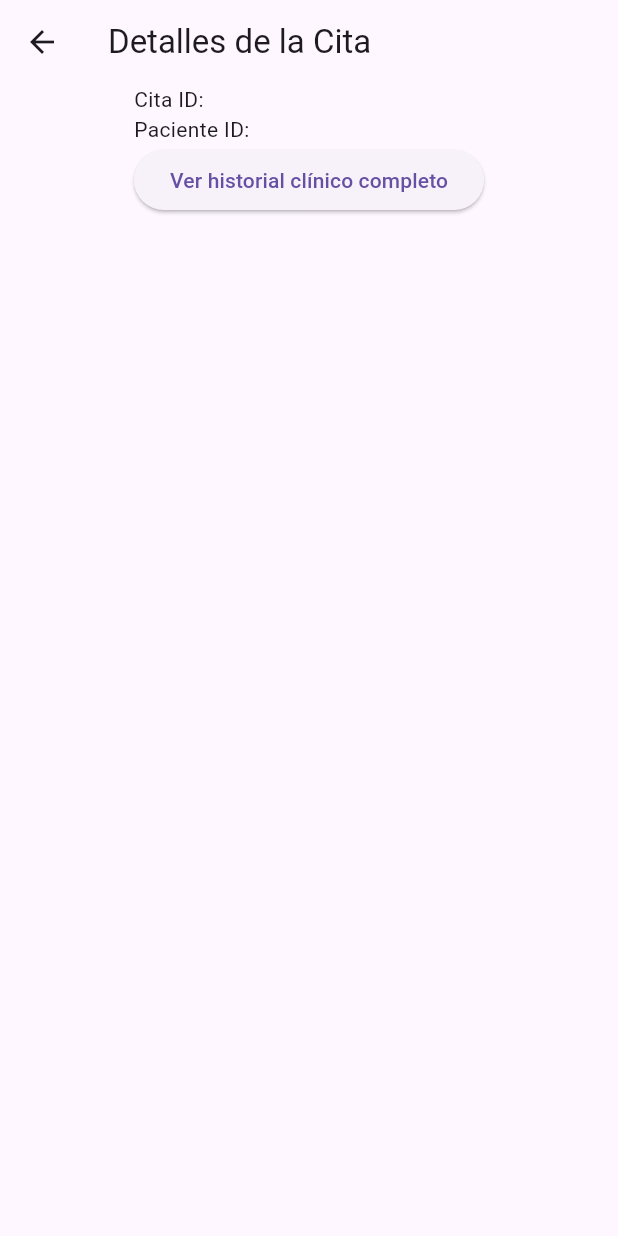
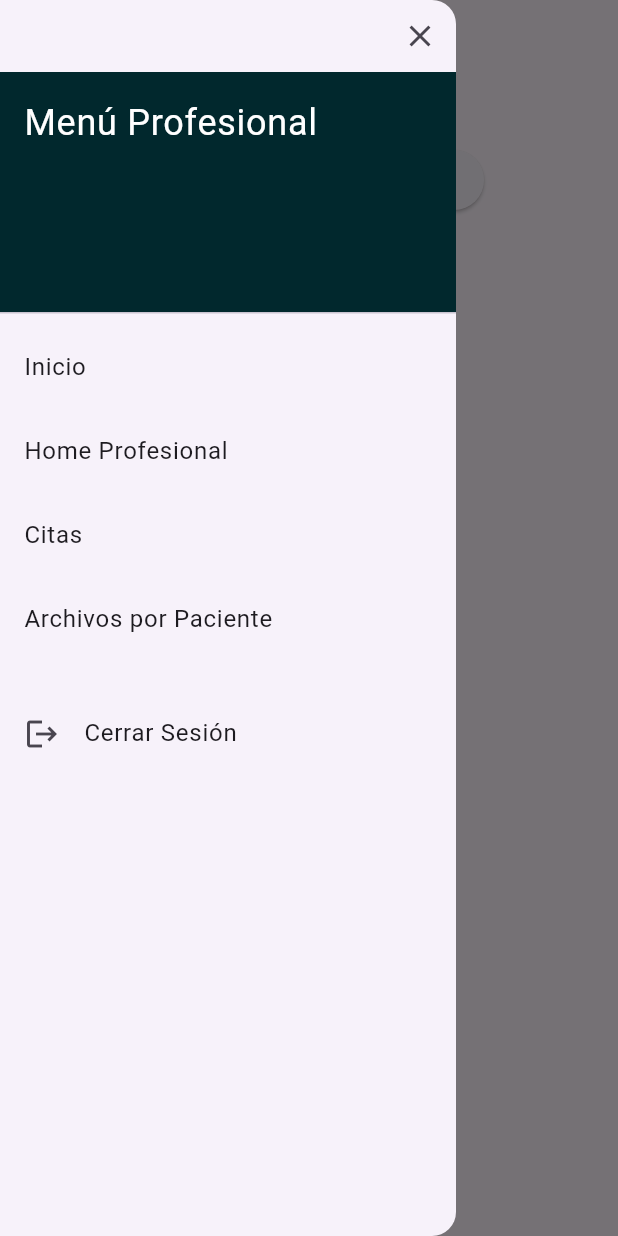
Before and after one commit to Kuater23/psiconnect, a Flutter app: the AppointmentDetails screen opened directly with empty values, with the side drawer open (before the commit the screen has no drawer), on a phone screen of 412 x 824 dp. Run offline on Flutter 3.47's test engine with Material 3 defaults, Android fonts, the phone set to English and light mode, and no system bars; our stand-ins replace cloud_firestore, firebase_auth, firebase_core, flutter_hooks, flutter_riverpod, flutter_signin_button and 4 more; accounts and stored records are empty.

Commit message:
Agregado del menu hamburguesa a subpaginas profesional

```diff
--- a/lib/src/screens/professional/professional_appointments.dart
+++ b/lib/src/screens/professional/professional_appointments.dart
@@ -4,6 +4,7 @@ import 'package:cloud_firestore/cloud_firestore.dart';
 import 'package:flutter/material.dart';
 import 'package:firebase_auth/firebase_auth.dart';
 import 'package:intl/intl.dart'; // Para formatear la fecha
+import 'package:Psiconnect/src/widgets/shared_drawer.dart'; // Importar el SharedDrawer
 
 class ProfessionalAppointments extends StatelessWidget {
   @override
@@ -24,9 +25,13 @@ class ProfessionalAppointments extends StatelessWidget {
     return Scaffold(
       appBar: AppBar(
         title: Text('Citas Profesionales'),
+        automaticallyImplyLeading:
+            true, // Permitir el ícono del menú hamburguesa
       ),
+      drawer: SharedDrawer(), // Añadir el SharedDrawer correctamente
       body: StreamBuilder(
-        stream: AppointmentService().getAppointmentsByProfessional(professionalId),
+        stream:
+            AppointmentService().getAppointmentsByProfessional(professionalId),
         builder: (context, AsyncSnapshot<QuerySnapshot> snapshot) {
           if (snapshot.connectionState == ConnectionState.waiting) {
             return Center(child: CircularProgressIndicator());
@@ -58,8 +63,10 @@ class ProfessionalAppointments extends StatelessWidget {
                 title: Text('Paciente ID: $patientId'),
                 children: patientAppointments.map((appointment) {
                   // Convertir y formatear la fecha de la cita
-                  DateTime appointmentDate = DateTime.parse(appointment['date']);
-                  String formattedDate = DateFormat('dd/MM/yyyy HH:mm').format(appointmentDate);
+                  DateTime appointmentDate =
+                      DateTime.parse(appointment['date']);
+                  String formattedDate =
+                      DateFormat('dd/MM/yyyy HH:mm').format(appointmentDate);
 
                   return Card(
                     child: ListTile(
@@ -68,7 +75,8 @@ class ProfessionalAppointments extends StatelessWidget {
                         crossAxisAlignment: CrossAxisAlignment.start,
                         children: [
                           Text('Estado: ${appointment['status']}'),
-                          Text('Detalles: ${appointment['details'] ?? "Sin detalles"}'),
+                          Text(
+                              'Detalles: ${appointment['details'] ?? "Sin detalles"}'),
                         ],
                       ),
                       trailing: Icon(Icons.arrow_forward_ios),
@@ -107,7 +115,10 @@ class AppointmentDetails extends StatelessWidget {
     return Scaffold(
       appBar: AppBar(
         title: Text('Detalles de la Cita'),
+        automaticallyImplyLeading:
+            false, // Desactivar la flecha de volver atrás
       ),
+      drawer: SharedDrawer(), // Añadir el SharedDrawer correctamente
       body: Center(
         child: Column(
           crossAxisAlignment: CrossAxisAlignment.start,
@@ -120,7 +131,8 @@ class AppointmentDetails extends StatelessWidget {
                 Navigator.push(
                   context,
                   MaterialPageRoute(
-                    builder: (context) => ProfessionalFiles(patientId: patientId),
+                    builder: (context) =>
+                        ProfessionalFiles(patientId: patientId),
                   ),
                 );
               },
--- a/lib/src/screens/professional/professional_files.dart
+++ b/lib/src/screens/professional/professional_files.dart
@@ -1,4 +1,5 @@
 import 'package:flutter/material.dart';
+import 'package:Psiconnect/src/widgets/shared_drawer.dart';
 
 class ProfessionalFiles extends StatelessWidget {
   final String patientId; // Paciente ID que se pasará desde la cita
@@ -10,7 +11,9 @@ class ProfessionalFiles extends StatelessWidget {
     return Scaffold(
       appBar: AppBar(
         title: Text('Historial Clínico de $patientId'),
+        automaticallyImplyLeading: true, // Permitir que aparezca el ícono del menú hamburguesa
       ),
+      drawer: SharedDrawer(),
       body: Center(
         child: Text('Aquí se mostrarán los archivos médicos completos del paciente con ID $patientId.'),
       ),
```
